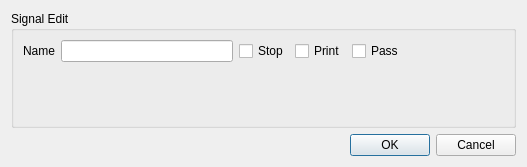
First picture: the form in src/SeerSignalEditValueDialog.ui, repository epasveer/seer, before the edit.
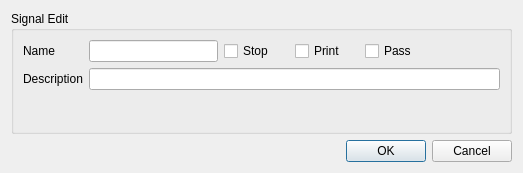
Second picture: the form after the edit. Icons and pictures are not drawn.

Commit message: Finished signals for now. Would benefit from the Macros task.

The edit to the form file:
```diff
--- a/src/SeerSignalEditValueDialog.ui
+++ b/src/SeerSignalEditValueDialog.ui
@@ -6,8 +6,8 @@
    <rect>
     <x>0</x>
     <y>0</y>
-    <width>527</width>
-    <height>167</height>
+    <width>523</width>
+    <height>173</height>
    </rect>
   </property>
   <property name="windowTitle">
@@ -25,21 +25,17 @@
      </property>
      <layout class="QGridLayout" name="gridLayout">
       <item row="0" column="0">
-       <layout class="QVBoxLayout" name="verticalLayout_2">
-        <item>
-         <layout class="QHBoxLayout" name="horizontalLayout">
-          <item>
            <widget class="QLabel" name="signalNameLabel">
             <property name="text">
              <string>Name</string>
             </property>
            </widget>
           </item>
-          <item>
+      <item row="0" column="1">
            <widget class="QLineEdit" name="signalNameLineEdit">
             <property name="sizePolicy">
-             <sizepolicy hsizetype="Expanding" vsizetype="Fixed">
-              <horstretch>50</horstretch>
+         <sizepolicy hsizetype="Preferred" vsizetype="Fixed">
+          <horstretch>100</horstretch>
               <verstretch>0</verstretch>
              </sizepolicy>
             </property>
@@ -54,50 +50,81 @@
             </property>
            </widget>
           </item>
-          <item>
+      <item row="0" column="2">
            <widget class="QCheckBox" name="signalStopCheckBox">
             <property name="text">
              <string>Stop</string>
             </property>
            </widget>
           </item>
-          <item>
+      <item row="0" column="3">
            <widget class="QCheckBox" name="signalPrintCheckBox">
             <property name="text">
              <string>Print</string>
             </property>
            </widget>
           </item>
-          <item>
+      <item row="0" column="4">
            <widget class="QCheckBox" name="signalPassCheckBox">
             <property name="text">
              <string>Pass</string>
             </property>
            </widget>
           </item>
-          <item>
+      <item row="0" column="5">
            <spacer name="horizontalSpacer">
             <property name="orientation">
              <enum>Qt::Horizontal</enum>
             </property>
+        <property name="sizeType">
+         <enum>QSizePolicy::Preferred</enum>
+        </property>
             <property name="sizeHint" stdset="0">
              <size>
-              <width>100</width>
+          <width>60</width>
               <height>20</height>
              </size>
             </property>
            </spacer>
           </item>
-         </layout>
-        </item>
-        <item>
+      <item row="1" column="0">
          <widget class="QLabel" name="signalDescriptionLabel">
           <property name="text">
-           <string/>
+         <string>Description</string>
           </property>
          </widget>
         </item>
-       </layout>
+      <item row="1" column="1" colspan="5">
+       <widget class="QLineEdit" name="signalDescriptionLineEdit">
+        <property name="sizePolicy">
+         <sizepolicy hsizetype="Expanding" vsizetype="Fixed">
+          <horstretch>50</horstretch>
+          <verstretch>0</verstretch>
+         </sizepolicy>
+        </property>
+        <property name="toolTip">
+         <string>The description of the signal.</string>
+        </property>
+        <property name="readOnly">
+         <bool>true</bool>
+        </property>
+        <property name="clearButtonEnabled">
+         <bool>false</bool>
+        </property>
+       </widget>
+      </item>
+      <item row="2" column="2" colspan="2">
+       <spacer name="verticalSpacer">
+        <property name="orientation">
+         <enum>Qt::Vertical</enum>
+        </property>
+        <property name="sizeHint" stdset="0">
+         <size>
+          <width>20</width>
+          <height>11</height>
+         </size>
+        </property>
+       </spacer>
       </item>
      </layout>
     </widget>
```
Left out of the diff: 11 changed lines with no effect on the pictures. Lines whose indentation alone changed are shown as unchanged. The commit also changes 4 other files.
